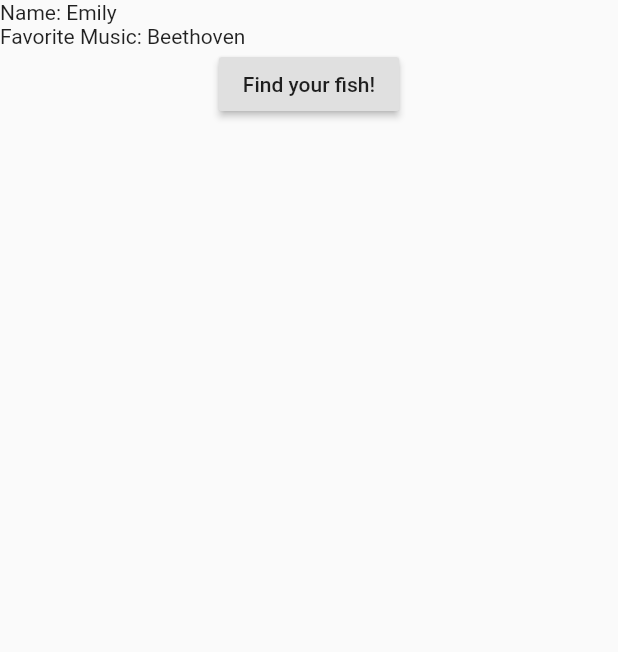
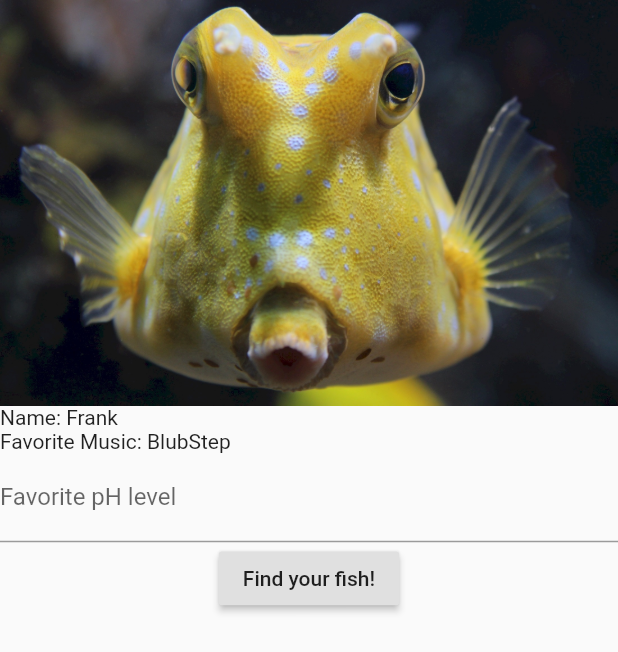
Before and after one commit to emshack/sufficient_goldfish, a Flutter app: the screen it shows after launch, on a phone screen of 412 x 824 dp. Shown: the top 652 px of the screen. Run offline on Flutter 3.47's test engine with Material 2 defaults, Android fonts, the phone set to English and light mode, and no system bars; our stand-ins replace cloud_firestore, location; accounts and stored records are empty.

Commit message:
pH field is editable and backed by cloud firestore now! It is updated on submit.

```diff
--- a/lib/main.dart
+++ b/lib/main.dart
@@ -2,6 +2,7 @@ import 'dart:async';
 
 import 'package:flutter/material.dart';
 import 'package:location/location.dart';
+import 'package:cloud_firestore/cloud_firestore.dart';
 
 // TODO: Better populate these
 const double targetLatitude = 37.785844;
@@ -10,30 +11,50 @@ const double targetLongitude = -122.406427;
 void main() => runApp(new MyApp());
 
 class MyApp extends StatelessWidget {
+
   @override
   Widget build(BuildContext context) {
     return new MaterialApp(
-      title: 'Flutter Demo',
+      title: 'Plenty of Goldfish',
       theme: new ThemeData(
         primarySwatch: Colors.blue,
       ),
-      home: new MyProfilePage(), // TODO: remove big fat header.
+      home: new MyProfilePage(_getProfileDoc),
     );
   }
+
+  DocumentReference get _getProfileDoc => Firestore.instance
+      .collection('profiles')
+      .document('Frank'); // TODO(efortuna): Could use google sign in and get "name" from that.
+}
+
+// TODO(efortuna): Potential Matches page to highlight the
+// StreamBuilder/QuerySnapshot thing for cloudFirestore?
+
+enum Field {
+  name, favoriteMusic, phValue
 }
 
 class MyProfilePage extends StatelessWidget {
-  MyProfilePage({Key key}) : super(key: key);
+  DocumentReference _profile;
 
+  MyProfilePage(this._profile);
+
+  Future<Null> _updateProfile(Field field, value) async {
+    _profile.updateData({field.toString() : value});
+  }
 
   @override
   Widget build(BuildContext context) {
     return new Scaffold(
         body: new ListView(children: <Widget>[
-          new Image.network('http://www.emilyfortuna.com/wp-content/uploads/2013/12/MG_0587smaller-683x1024.jpg'),
-
-          new Text('Name: Emily'),
-          new Text('Favorite Music: Beethoven'),
+          new Image.asset('assets/longhorn-cowfish.jpg'),
+          new Text('Name: Frank'),
+          new Text('Favorite Music: BlubStep'),
+          new TextFormField(decoration:
+            new InputDecoration(labelText: 'Favorite pH level'),
+            onFieldSubmitted: (submitted) => _updateProfile(Field.phValue, submitted),
+          ),
           new Center(
               child: new RaisedButton(
                   onPressed: () {
--- a/pubspec.yaml
+++ b/pubspec.yaml
@@ -23,6 +23,8 @@ dev_dependencies:
 flutter:
   assets:
     - assets/location_ping.gif
+    - assets/longhorn-cowfish.jpg # this is now how we'll load this stuff for the final version.
+
 
   # The following line ensures that the Material Icons font is
   # included with your application, so that you can use the icons in
```
Also changed, not shown: assets/longhorn-cowfish.jpg (added), 3 other files.
